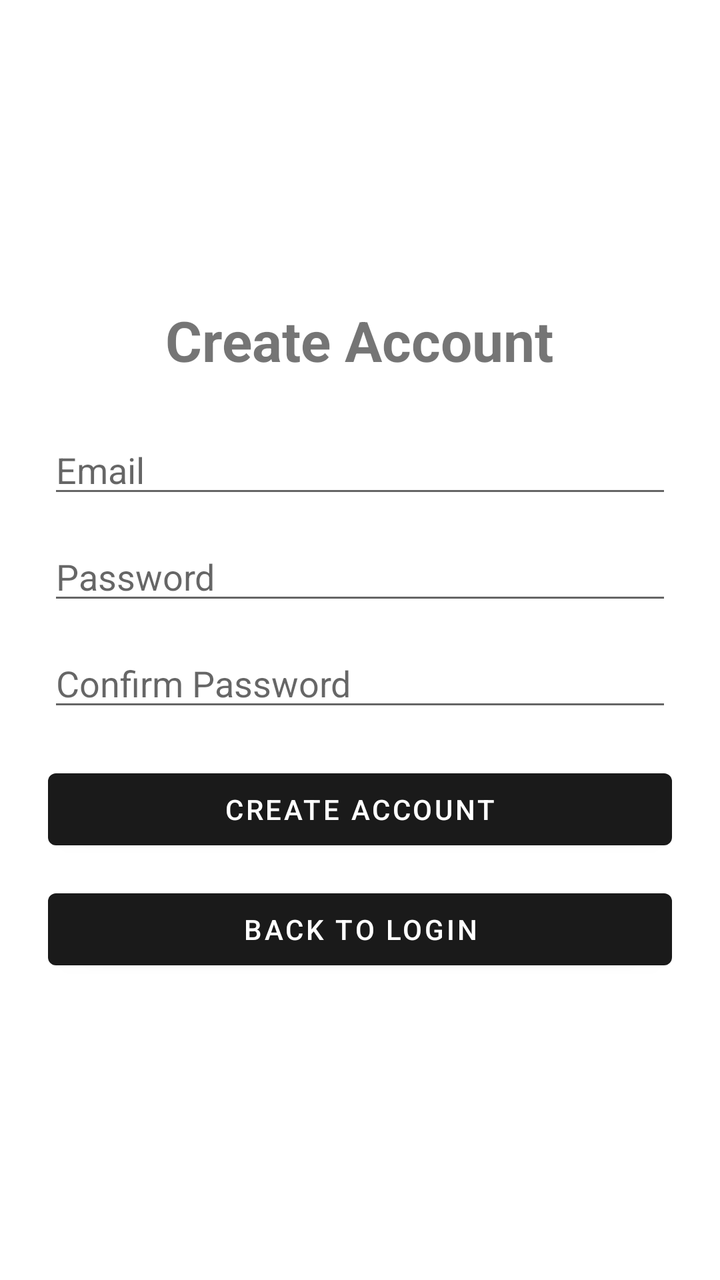
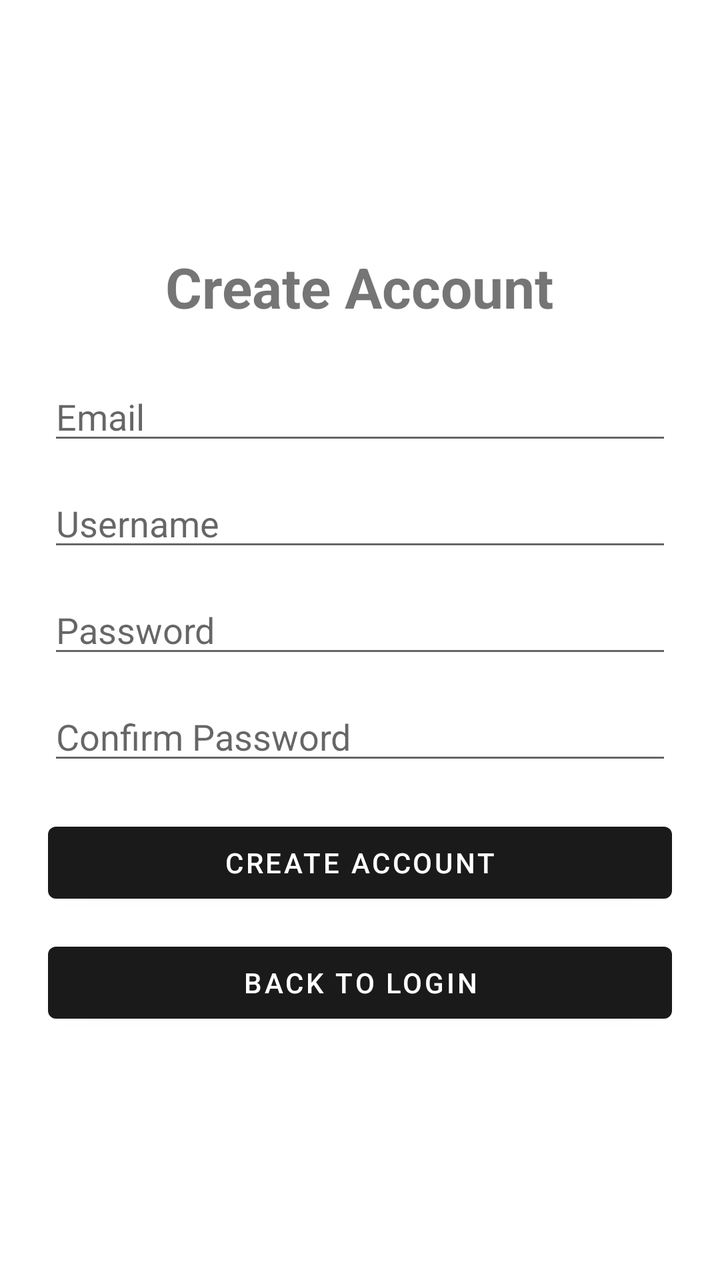

The first picture is an Android layout as it rendered before a commit; the second is the same layout after the commit. The layout source and the unified diff follow.
<!-- AndroidManifest.xml: application theme Theme.B07DemoSummer2024 -->
<!-- res/layout/activity_signup.xml -->
<?xml version="1.0" encoding="utf-8"?>
<LinearLayout xmlns:android="http://schemas.android.com/apk/res/android"
    android:layout_width="match_parent"
    android:layout_height="match_parent"
    android:orientation = "vertical"
    android:padding = "24dp"
    android:gravity = "center">

    <TextView
        android:id = "@+id/singleTitle"
        android:layout_width = "wrap_content"
        android:layout_height = "wrap_content"
        android:text = "Create Account"
        android:textSize = "28sp"
        android:textStyle = "bold"
        android:layout_marginBottom = "24dp" />

    <EditText
        android:id = "@+id/signupEmailInput"
        android:layout_width="match_parent"
        android:layout_height="wrap_content"
        android:hint = "Email"
        android:inputType = "textEmailAddress"
        android:layout_marginBottom = "12dp" />

    <EditText
        android:id = "@+id/signupPasswordInput"
        android:layout_width="match_parent"
        android:layout_height="wrap_content"
        android:hint = "Password"
        android:inputType = "textPassword"
        android:layout_marginBottom = "12dp" />

    <EditText
        android:id = "@+id/signupConfirmPasswordInput"
        android:layout_width="match_parent"
        android:layout_height="wrap_content"
        android:hint = "Confirm Password"
        android:inputType = "textPassword"
        android:layout_marginBottom = "20dp" />

    <Button
        android:id = "@+id/signupButton"
        android:layout_width="match_parent"
        android:layout_height="wrap_content"
        android:text = "Create Account"
        android:layout_marginBottom = "12dp" />

    <Button
        android:id = "@+id/backToLoginButton"
        android:layout_width="match_parent"
        android:layout_height="wrap_content"
        android:text = "Back to Login" />

</LinearLayout>
<!-- resources referenced by this layout -->
<resources>
  <style name="Theme.B07DemoSummer2024" parent="Theme.MaterialComponents.Light.NoActionBar">
          <item name="colorPrimary">@color/black</item>
          <item name="colorPrimaryVariant">@color/black</item>
          <item name="colorOnPrimary">@color/white</item>
          <item name="colorSecondary">@color/accent_action</item>
          <item name="colorSecondaryVariant">@color/accent_action</item>
          <item name="colorOnSecondary">@color/white</item>
          <item name="android:windowBackground">@color/primary_background</item>
          <item name="android:textColorPrimary">@color/text_primary</item>
          <item name="android:statusBarColor">@color/taam_gold</item>
          <item name="materialAlertDialogTheme">@style/CustomMaterialDialog</item>
      </style>
  <color name="black">#1A1A1A</color>
  <color name="white">#FFFFFFFF</color>
  <color name="accent_action">@color/imperial_red_muted</color>
  <color name="primary_background">@color/taam_background</color>
  <color name="text_primary">@color/taam_text_dark</color>
  <color name="taam_gold">#C7A762</color>
  <style name="CustomMaterialDialog" parent="Theme.MaterialComponents.Light.Dialog.Alert">
          <item name="buttonBarPositiveButtonStyle">@style/CustomDialogButton</item>
          <item name="buttonBarNegativeButtonStyle">@style/CustomDialogButton</item>
          <item name="shapeAppearanceMediumComponent">@style/RoundedCornersDialog</item>
      </style>
  <color name="imperial_red_muted">#B22222</color>
  <color name="taam_background">#FFFFFFFF</color>
  <color name="taam_text_dark">#1A1A1A</color>
  <style name="CustomDialogButton" parent="Widget.MaterialComponents.Button.TextButton">
          <item name="android:textColor">@color/dialog_button_text</item>
      </style>
  <style name="RoundedCornersDialog">
          <item name="cornerFamily">rounded</item>
          <item name="cornerSize">12dp</item>
      </style>
  <color name="dialog_button_text">@color/taam_gold</color>
</resources>

<!-- the commit's change to res/layout/activity_signup.xml (unified diff, before → after) -->
@@ -21,6 +21,14 @@
         android:layout_height="wrap_content"
         android:hint = "Email"
         android:inputType = "textEmailAddress"
+        android:layout_marginBottom = "12dp" />
+    
+    <EditText
+        android:id = "@+id/signupUsernameInput"
+        android:layout_width="match_parent"
+        android:layout_height="wrap_content"
+        android:hint = "Username"
+        android:inputType = "textNoSuggestions"
         android:layout_marginBottom = "12dp" />
 
     <EditText
